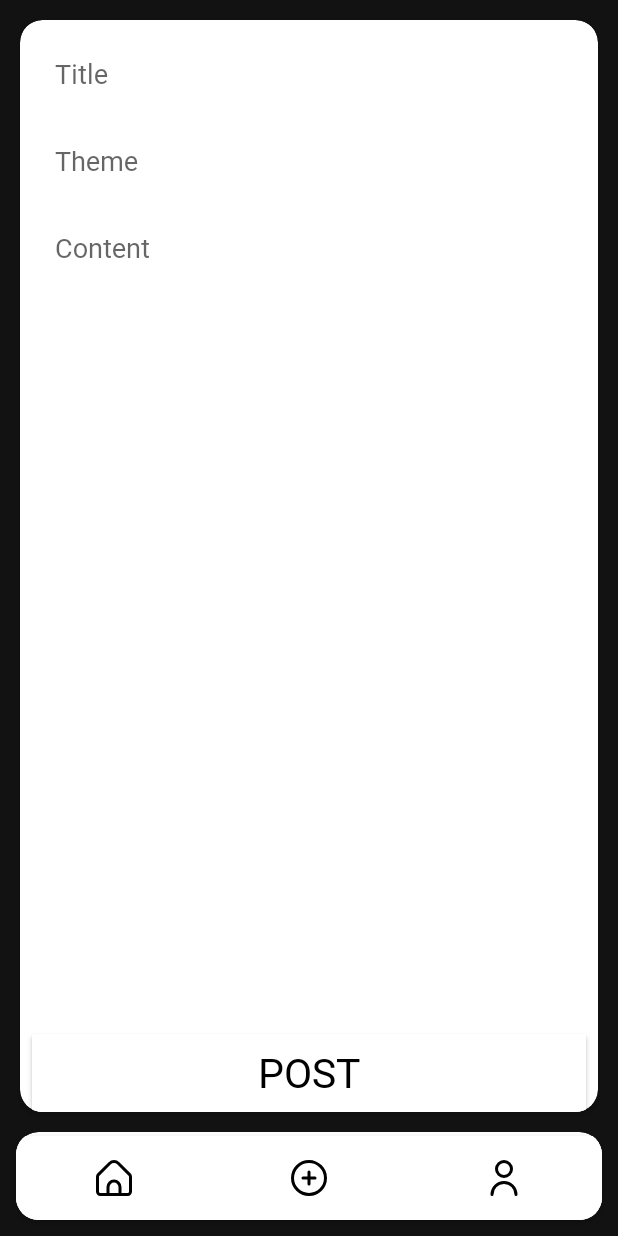
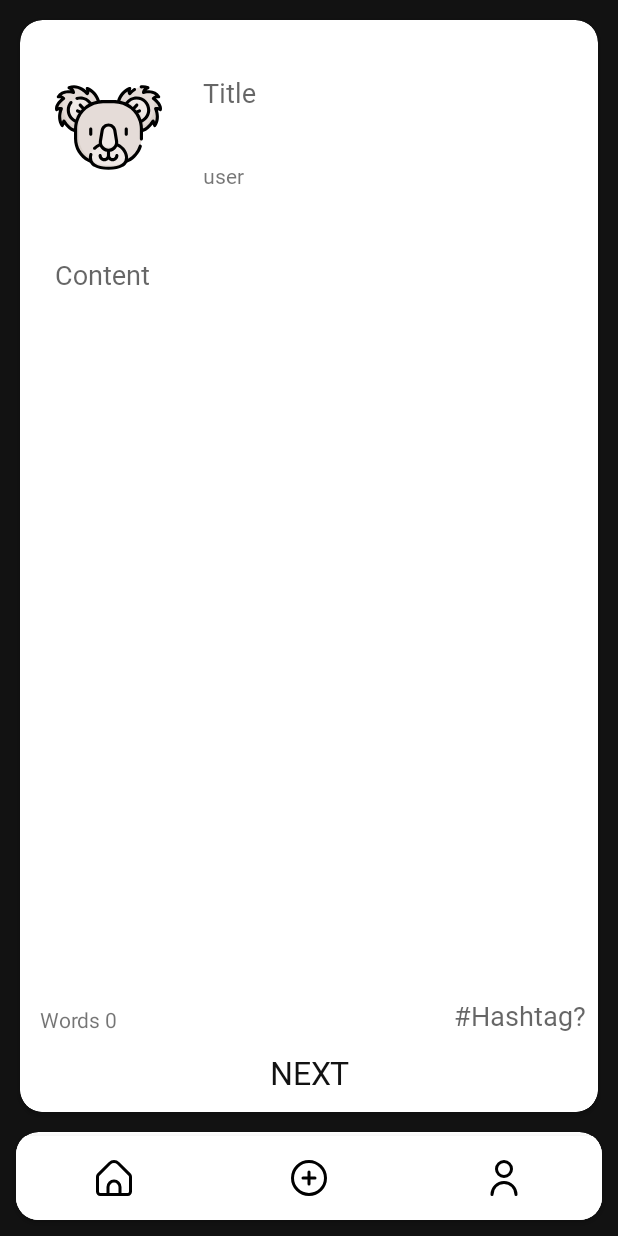
Before and after one commit to ETS-Android4/dVox-android, an Android app: the screen it shows after launch (MainActivity), item 2 of the bottom bar chosen, on a phone screen of 412 x 824 dp. Run offline under Robolectric (Android 15) with nearby library versions, the phone set to English and light mode, and no system bars; our stand-ins replace Firebase (no records; nobody signed in at launch, a user with empty details on screens opened directly), sdp/ssp sizes; libraries missing offline, so code that uses them is left out: org.web3j.abi.

Commit message:
Profile
Edited add post

Co-Authored-By: Aleksandr Molchagin <47938394+AleksandrMolchagin@users.noreply.github.com>

```diff
--- a/app/src/main/java/com/dpearth/dvox/livedata/User.java
+++ b/app/src/main/java/com/dpearth/dvox/livedata/User.java
@@ -21,9 +21,9 @@ public class User  extends BaseObservable {
         populateMap();
         this.name = name;
 
-        String[] splitName = name.split("_", 3);
-        String animal = splitName[1];
-        image = map.get(animal.toLowerCase());
+//        String[] splitName = name.split("_", 3);
+//        String animal = splitName[1];
+//        image = map.get(animal.toLowerCase());
     }
 
     @Bindable
--- a/app/src/main/java/com/dpearth/dvox/models/fragments/AddFragment.java
+++ b/app/src/main/java/com/dpearth/dvox/models/fragments/AddFragment.java
@@ -22,6 +22,6 @@ public class AddFragment extends Fragment {
                              Bundle savedInstanceState) {
 
         // Inflate the layout for this fragment
-        return inflater.inflate(R.layout.fragment_add, container, false);
+        return inflater.inflate(R.layout.compose_fragment, container, false);
     }
 }
--- a/app/src/main/res/layout/compose_fragment.xml
+++ b/app/src/main/res/layout/compose_fragment.xml
@@ -1,14 +1,13 @@
 <?xml version="1.0" encoding="utf-8"?>
-<androidx.constraintlayout.widget.ConstraintLayout xmlns:android="http://schemas.android.com/apk/res/android"
+<androidx.constraintlayout.widget.ConstraintLayout
+    xmlns:android="http://schemas.android.com/apk/res/android"
     xmlns:app="http://schemas.android.com/apk/res-auto"
     xmlns:tools="http://schemas.android.com/tools"
     android:layout_width="match_parent"
     android:layout_height="match_parent"
     android:background="@color/BlackColor"
     android:gravity="center"
-    android:orientation="vertical"
-    tools:context="com.dpearth.dvox.models.fragments.AddFragment">
-
+    android:orientation="vertical">
 
     <androidx.cardview.widget.CardView
         android:layout_width="match_parent"
@@ -24,92 +23,129 @@
         app:layout_constraintTop_toTopOf="parent">
 
         <androidx.constraintlayout.widget.ConstraintLayout
+
             android:layout_width="match_parent"
             android:layout_height="match_parent">
 
+
+            <ImageView
+                android:id="@+id/imageView2"
+                android:layout_width="@dimen/_70sdp"
+                android:layout_height="@dimen/_70sdp"
+                android:layout_marginStart="@dimen/_10sdp"
+                android:layout_marginTop="@dimen/_10sdp"
+                android:padding="10dp"
+                android:src="@drawable/koala"
+                app:layout_constraintBottom_toTopOf="@+id/content_post"
+                app:layout_constraintStart_toStartOf="parent"
+                app:layout_constraintTop_toTopOf="parent"
+                app:layout_constraintVertical_bias="0.3" />
+
             <EditText
                 android:id="@+id/post_title"
-                android:layout_width="match_parent"
+                android:layout_width="@dimen/_200sdp"
                 android:layout_height="wrap_content"
-                android:layout_marginStart="@dimen/_10sdp"
-                android:layout_marginTop="@dimen/_10sdp"
+                android:layout_marginTop="@dimen/_20sdp"
                 android:layout_marginEnd="@dimen/_10sdp"
                 android:background="@color/white"
                 android:fontFamily="@font/montserrat_bold"
                 android:hint="Title"
                 android:padding="10dp"
                 app:layout_constraintEnd_toEndOf="parent"
-                app:layout_constraintStart_toStartOf="parent"
                 app:layout_constraintTop_toTopOf="parent" />
 
-            <EditText
+            <TextView
                 android:id="@+id/post_theme"
-                android:layout_width="match_parent"
-                android:layout_height="wrap_content"
-                android:layout_marginStart="@dimen/_10sdp"
+                android:layout_width="@dimen/_200sdp"
+                android:layout_height="@dimen/_30sdp"
                 android:layout_marginTop="@dimen/_10sdp"
                 android:layout_marginEnd="@dimen/_10sdp"
                 android:background="@color/white"
                 android:fontFamily="@font/montserrat_bold"
                 android:hint="Theme"
                 android:padding="10dp"
+                android:text="user"
                 app:layout_constraintEnd_toEndOf="parent"
-                app:layout_constraintStart_toStartOf="parent"
                 app:layout_constraintTop_toBottomOf="@+id/post_title" />
 
             <EditText
                 android:id="@+id/content_post"
                 android:layout_width="match_parent"
-                android:layout_height="0dp"
+                android:layout_height="wrap_content"
                 android:layout_marginStart="@dimen/_10sdp"
-                android:layout_marginTop="@dimen/_10sdp"
+                android:layout_marginTop="24dp"
                 android:layout_marginEnd="@dimen/_10sdp"
-                android:layout_marginBottom="@dimen/_10sdp"
                 android:layout_weight="1"
                 android:background="@color/white"
                 android:fontFamily="@font/montserrat_regular"
                 android:gravity="top"
                 android:hint="Content"
                 android:padding="10dp"
-                app:layout_constraintBottom_toTopOf="@+id/cardView2"
+                app:layout_constraintBottom_toTopOf="@+id/hashtag_text"
                 app:layout_constraintEnd_toEndOf="parent"
                 app:layout_constraintHorizontal_bias="1.0"
                 app:layout_constraintStart_toStartOf="parent"
                 app:layout_constraintTop_toBottomOf="@+id/post_theme"
                 app:layout_constraintVertical_bias="0.0" />
 
+            <TextView
+                android:id="@+id/word_counter"
+                android:layout_width="wrap_content"
+                android:layout_height="wrap_content"
+                android:layout_marginStart="@dimen/_10sdp"
+                android:text="Words 0"
+                app:layout_constraintBottom_toTopOf="@+id/cardview_button"
+                app:layout_constraintStart_toStartOf="parent"
+                app:layout_constraintTop_toBottomOf="@+id/content_post"
+                app:layout_constraintVertical_bias="1.0"
+                tools:ignore="MissingConstraints" />
+
+            <EditText
+                android:id="@+id/hashtag_text"
+                android:layout_width="wrap_content"
+                android:layout_height="wrap_content"
+                android:layout_marginEnd="8dp"
+                android:background="@color/white"
+                android:fontFamily="@font/montserrat_bold"
+                android:inputType="textPersonName"
+                android:hint="#Hashtag?"
+                android:textAlignment="textEnd"
+                app:layout_constraintBottom_toTopOf="@+id/cardview_button"
+                app:layout_constraintEnd_toEndOf="parent"
+                tools:ignore="MissingConstraints" />
+
             <androidx.cardview.widget.CardView
-                android:id="@+id/cardView2"
-                android:layout_width="369dp"
+                android:id="@+id/cardview_button"
+                android:layout_width="match_parent"
                 android:layout_height="wrap_content"
+                app:cardBackgroundColor="@color/white"
+                app:cardCornerRadius="15dp"
+                app:cardElevation="0dp"
+                app:cardMaxElevation="0dp"
                 app:layout_constraintBottom_toBottomOf="parent"
-                app:layout_constraintEnd_toEndOf="parent"
-                app:layout_constraintStart_toStartOf="parent">
+                tools:ignore="MissingConstraints"
+                tools:layout_editor_absoluteX="8dp">
 
                 <androidx.constraintlayout.widget.ConstraintLayout
                     android:layout_width="match_parent"
                     android:layout_height="match_parent">
 
                     <Button
-                        android:id="@+id/publich_post"
+                        android:id="@+id/verify_button"
+                        style="@style/Widget.AppCompat.Button.Borderless"
                         android:layout_width="match_parent"
                         android:layout_height="@dimen/_40sdp"
-                        android:background="@color/white"
                         android:fontFamily="@font/montserrat_bold"
-                        android:onClick="startCreatePostThread"
+                        android:insetRight="0dp"
                         android:scaleX="1.5"
                         android:scaleY="1.5"
-                        android:text="post"
-                        android:textColor="@color/black"
-                        android:textSize="@dimen/_14ssp"
-                        app:backgroundTint="@color/WhiteColor"
-                        app:layout_constraintBottom_toBottomOf="parent"
-                        app:layout_constraintEnd_toEndOf="parent"
-                        app:layout_constraintStart_toStartOf="parent"
+                        android:text="next"
+                        android:textColor="@color/BlackColor"
+                        app:elevation="0dp"
                         tools:ignore="MissingConstraints" />
                 </androidx.constraintlayout.widget.ConstraintLayout>
+            </androidx.cardview.widget.CardView>
 
-            </androidx.cardview.widget.CardView>
         </androidx.constraintlayout.widget.ConstraintLayout>
     </androidx.cardview.widget.CardView>
 
```
